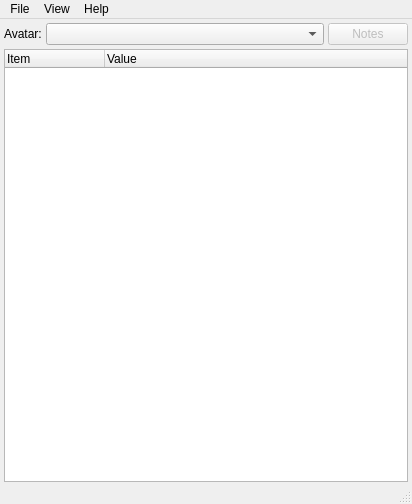
The window that MainWindow.ui (bsmr/CotA) describes before a commit, drawn with Qt 5.
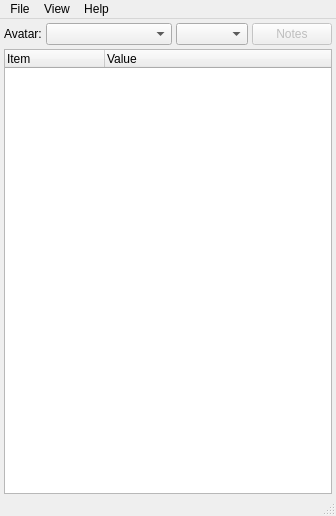
The same window after the commit. Icons and pictures are not drawn.

Commit message: Added a date combo box.

```diff
--- a/MainWindow.ui
+++ b/MainWindow.ui
@@ -2,12 +2,15 @@
 <ui version="4.0">
  <class>MainWindow</class>
  <widget class="QMainWindow" name="MainWindow">
+  <property name="enabled">
+   <bool>true</bool>
+  </property>
   <property name="geometry">
    <rect>
     <x>0</x>
     <y>0</y>
-    <width>412</width>
-    <height>504</height>
+    <width>336</width>
+    <height>516</height>
    </rect>
   </property>
   <property name="windowTitle">
@@ -59,6 +62,13 @@
         </property>
        </widget>
       </item>
+      <item>
+       <widget class="QComboBox" name="dateComboBox">
+        <property name="sizeAdjustPolicy">
+         <enum>QComboBox::AdjustToContents</enum>
+        </property>
+       </widget>
+      </item>
       <item>
        <widget class="QPushButton" name="notesButton">
         <property name="enabled">
@@ -116,7 +126,7 @@
     <rect>
      <x>0</x>
      <y>0</y>
-     <width>412</width>
+     <width>336</width>
      <height>25</height>
     </rect>
    </property>
```
Left out of the diff: 2 changed lines with no effect on the pictures. The commit also changes 2 other files.
